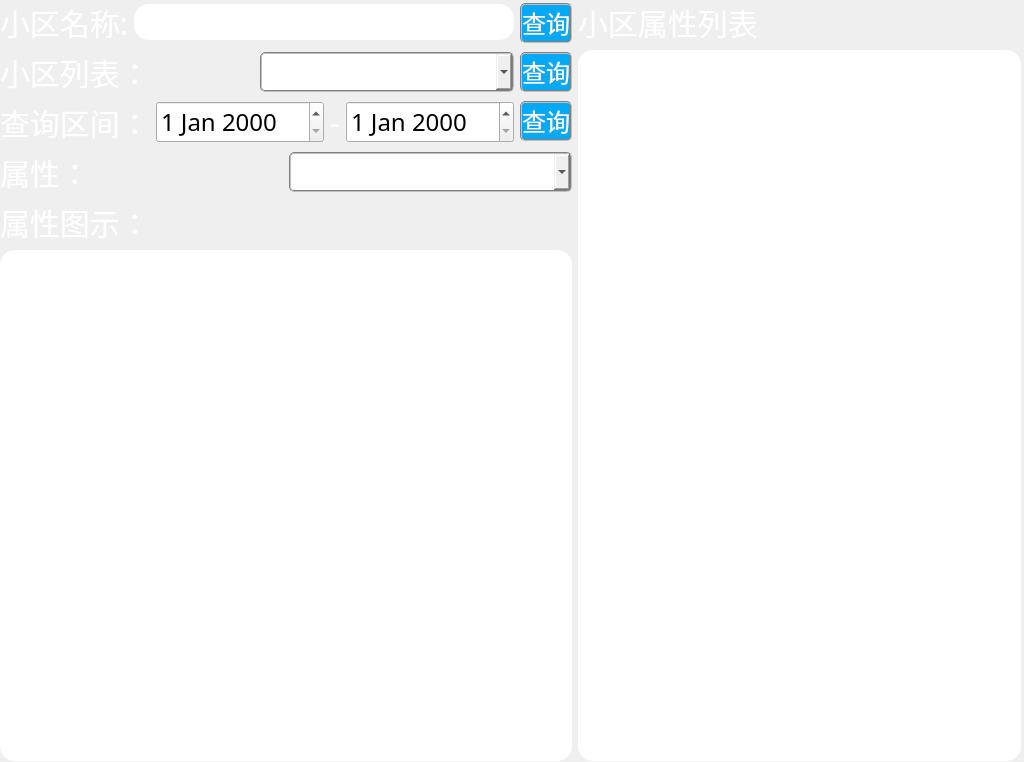
Before: the Qt Designer form ui/kpiquery.ui in redpt1/database, drawn with Qt 5.
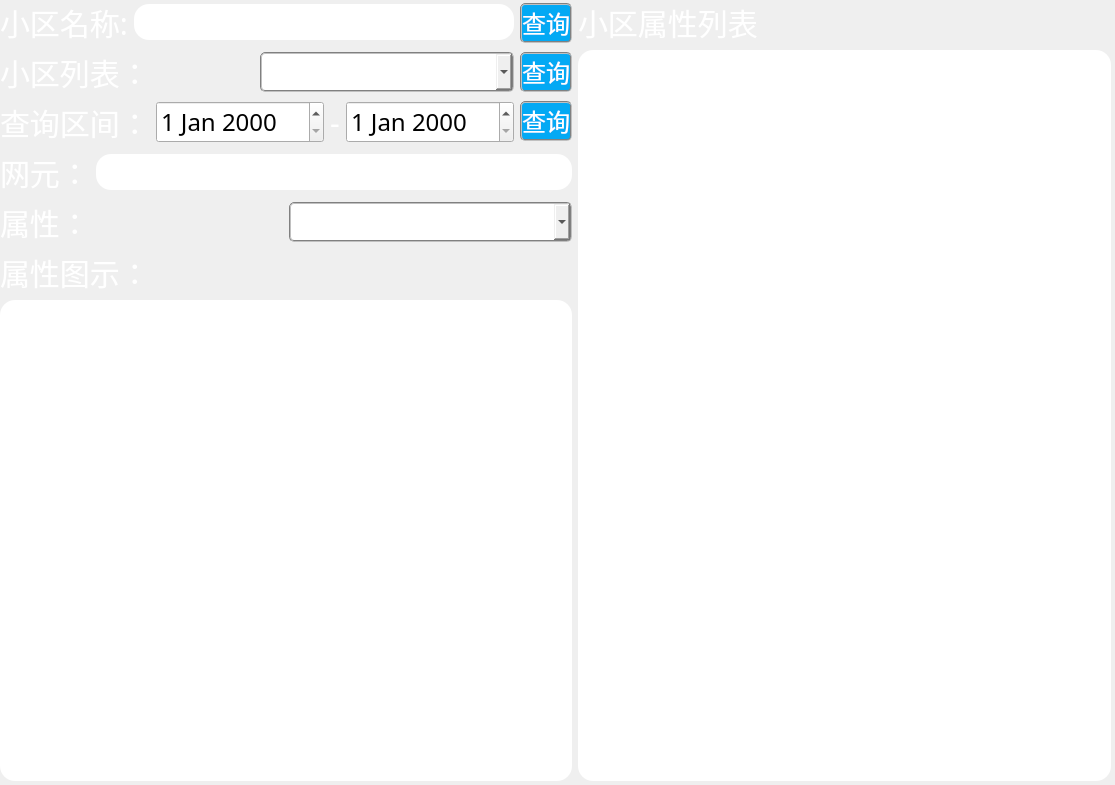
After: the same form once the commit is applied.

Patch:
```diff
--- a/ui/kpiquery.ui
+++ b/ui/kpiquery.ui
@@ -12,8 +12,8 @@
    <rect>
     <x>0</x>
     <y>0</y>
-    <width>1024</width>
-    <height>762</height>
+    <width>1115</width>
+    <height>785</height>
    </rect>
   </property>
   <property name="contextMenuPolicy">
@@ -50,13 +50,13 @@
                 }
             </string>
   </property>
-  <widget class="QWidget" name="">
+  <widget class="QWidget" name="layoutWidget">
    <property name="geometry">
     <rect>
      <x>0</x>
      <y>0</y>
-     <width>1021</width>
-     <height>761</height>
+     <width>1111</width>
+     <height>781</height>
     </rect>
    </property>
    <layout class="QHBoxLayout" name="horizontalLayout_6">
@@ -168,6 +168,20 @@
         </item>
        </layout>
       </item>
+      <item>
+       <layout class="QHBoxLayout" name="horizontalLayout_7">
+        <item>
+         <widget class="QLabel" name="label_9">
+          <property name="text">
+           <string>网元：</string>
+          </property>
+         </widget>
+        </item>
+        <item>
+         <widget class="QLineEdit" name="webName"/>
+        </item>
+       </layout>
+      </item>
       <item>
        <layout class="QHBoxLayout" name="horizontalLayout_5">
         <item>
```
